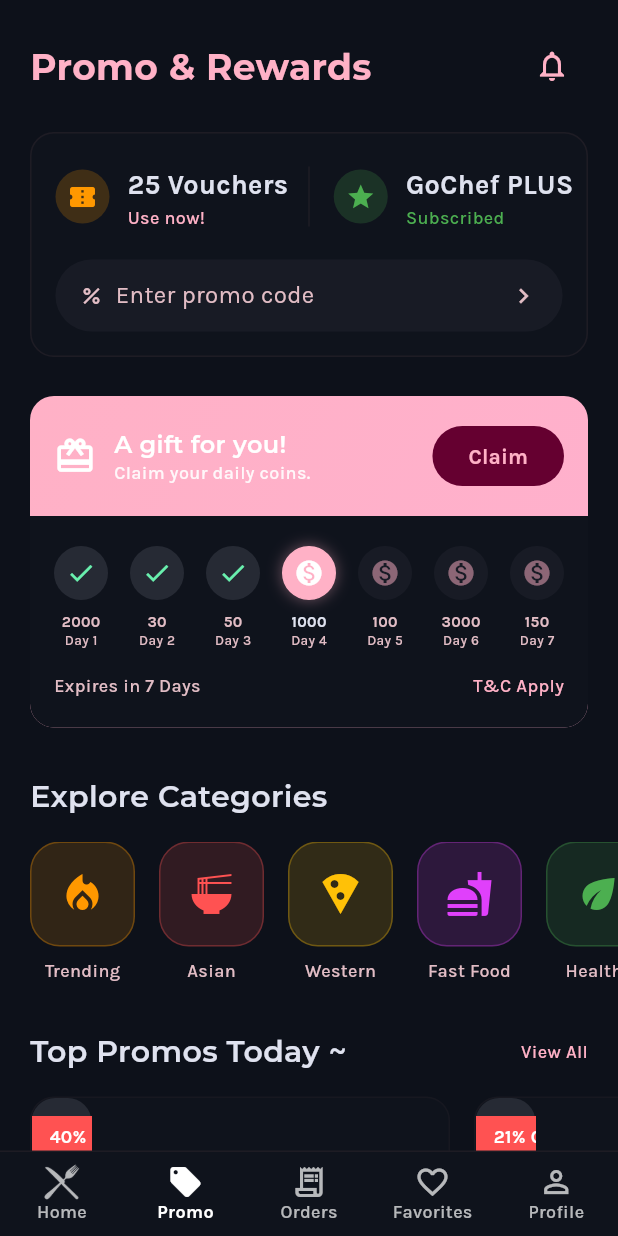
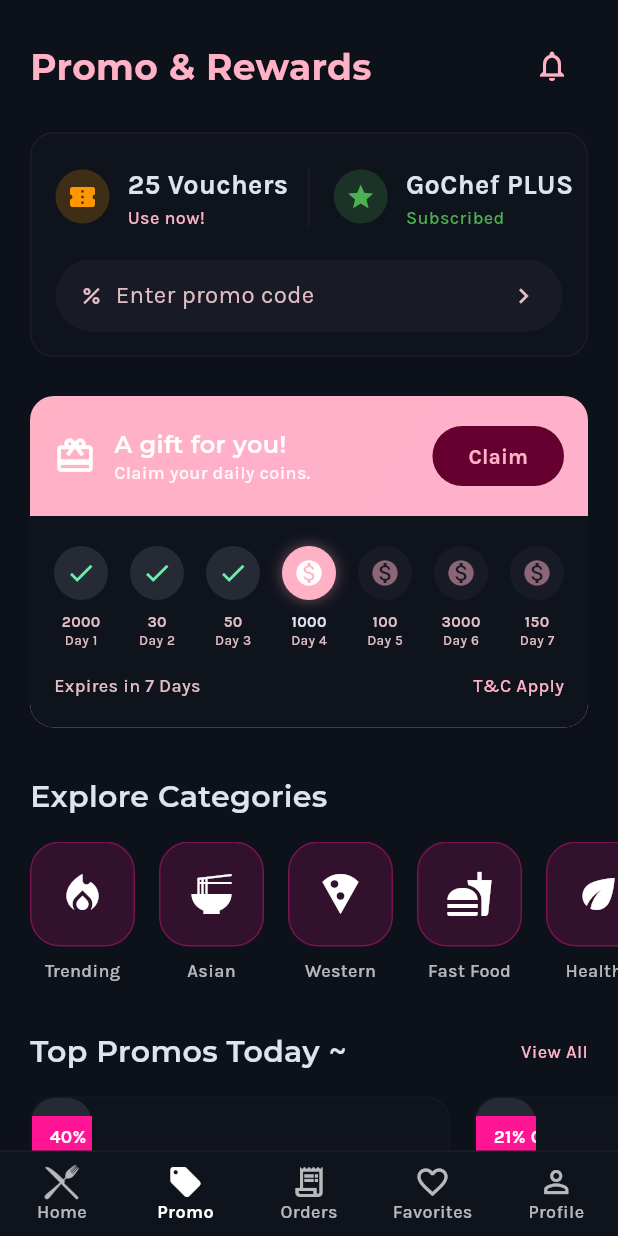
Before and after one commit to farrellfilbert/gochef, a Flutter app: the MainNavigation screen opened directly, item 2 of the bottom bar chosen, on a phone screen of 412 x 824 dp. Run offline on Flutter 3.47's test engine with Material 3 defaults, Android fonts, the phone set to English and light mode, and no system bars; our stand-ins replace flutter_map, google_fonts, google_sign_in, image_cropper, image_picker, latlong2 and 3 more; accounts and stored records are empty; network calls fail.

Commit message:
fix: update promo food icons and badges to white and fuchsia, sync images

```diff
--- a/lib/main.dart
+++ b/lib/main.dart
@@ -199,24 +199,12 @@
                   fit: BoxFit.contain,
                   color: Colors.white70,
                 ),
-                activeIcon: Container(
-                  padding: const EdgeInsets.all(2),
-                  decoration: BoxDecoration(
-                    shape: BoxShape.circle,
-                    boxShadow: [
-                      BoxShadow(
-                        color: Colors.white.withValues(alpha: 0.4),
-                        blurRadius: 8,
-                      )
-                    ],
-                  ),
-                  child: Image.asset(
-                    'assets/images/home_nav.png',
-                    width: 26,
-                    height: 26,
-                    fit: BoxFit.contain,
-                    color: Colors.white,
-                  ),
+                activeIcon: Image.asset(
+                  'assets/images/home_nav.png',
+                  width: 24,
+                  height: 24,
+                  fit: BoxFit.contain,
+                  color: Colors.white,
                 ),
                 label: 'Home',
               ),
--- a/lib/screens/search/search_screen.dart
+++ b/lib/screens/search/search_screen.dart
@@ -1308,17 +1308,17 @@
                         padding: const EdgeInsets.symmetric(horizontal: 20.0),
                         child: Row(
                           children: [
-                            _buildShortcutIcon(Icons.local_fire_department, 'Trending', Colors.orange),
+                            _buildShortcutIcon(Icons.local_fire_department, 'Trending'),
                             const SizedBox(width: 16),
-                            _buildShortcutIcon(Icons.ramen_dining, 'Asian', Colors.redAccent),
+                            _buildShortcutIcon(Icons.ramen_dining, 'Asian'),
                             const SizedBox(width: 16),
-                            _buildShortcutIcon(Icons.local_pizza, 'Western', Colors.amber),
+                            _buildShortcutIcon(Icons.local_pizza, 'Western'),
                             const SizedBox(width: 16),
-                            _buildShortcutIcon(Icons.fastfood, 'Fast Food', Colors.purpleAccent),
+                            _buildShortcutIcon(Icons.fastfood, 'Fast Food'),
                             const SizedBox(width: 16),
-                            _buildShortcutIcon(Icons.eco, 'Healthy', Colors.green),
+                            _buildShortcutIcon(Icons.eco, 'Healthy'),
                             const SizedBox(width: 16),
-                            _buildShortcutIcon(Icons.cake, 'Dessert', Colors.pinkAccent),
+                            _buildShortcutIcon(Icons.cake, 'Dessert'),
                           ],
                         ),
                       ),
@@ -1548,7 +1548,7 @@
   // ==========================================
   // HELPER WIDGETS
   // ==========================================
-  Widget _buildShortcutIcon(IconData icon, String label, Color color) {
+  Widget _buildShortcutIcon(IconData icon, String label) {
     return Material(
       color: Colors.transparent,
       child: InkWell(
@@ -1560,14 +1560,14 @@
               width: 70,
               height: 70,
               decoration: BoxDecoration(
-                color: color.withValues(alpha: 0.15),
+                color: AppColors.fuchsia.withValues(alpha: 0.15),
                 borderRadius: BorderRadius.circular(20),
-                border: Border.all(color: color.withValues(alpha: 0.3)),
-              ),
-              child: Icon(icon, color: color, size: 32),
+                border: Border.all(color: AppColors.fuchsia.withValues(alpha: 0.35)),
+              ),
+              child: Icon(icon, color: Colors.white, size: 32),
             ),
             const SizedBox(height: 8),
-            Text(label, style: AppTextStyles.labelSm(color: AppColors.onSurfaceVariant)),
+            Text(label, style: AppTextStyles.labelSm(color: Colors.white70)),
           ],
         ),
       ),
@@ -1626,7 +1626,7 @@
                     child: Container(
                       padding: const EdgeInsets.symmetric(horizontal: 12, vertical: 6),
                       decoration: const BoxDecoration(
-                        color: Colors.redAccent,
+                        color: AppColors.fuchsia,
                         borderRadius: BorderRadius.horizontal(right: Radius.circular(8)),
                       ),
                       child: Text(
@@ -1693,7 +1693,7 @@
                     child: Container(
                       padding: const EdgeInsets.symmetric(horizontal: 12, vertical: 6),
                       decoration: const BoxDecoration(
-                        color: Colors.redAccent,
+                        color: AppColors.fuchsia,
                         borderRadius: BorderRadius.horizontal(right: Radius.circular(8)),
                       ),
                       child: Text(
--- a/lib/widgets/custom_app_bar_title.dart
+++ b/lib/widgets/custom_app_bar_title.dart
@@ -140,14 +140,14 @@
               Text(_name, style: AppTextStyles.headlineLgMobile(color: Colors.white).copyWith(fontSize: 20)),
               Row(
                 children: [
-                  const Icon(Icons.location_on, size: 14, color: AppColors.fuchsia),
+                  const Icon(Icons.location_on, size: 14, color: Colors.white70),
                   const SizedBox(width: 4),
                   Text(
                     widget.subtitle.isNotEmpty ? widget.subtitle : location,
-                    style: AppTextStyles.labelSm(color: AppColors.fuchsia).copyWith(fontWeight: FontWeight.w600),
+                    style: AppTextStyles.labelSm(color: Colors.white).copyWith(fontWeight: FontWeight.w600),
                   ),
                   const SizedBox(width: 4),
-                  const Icon(Icons.keyboard_arrow_down, color: AppColors.fuchsia, size: 14),
+                  const Icon(Icons.keyboard_arrow_down, color: Colors.white70, size: 14),
                 ],
               ),
             ],
```
Also changed, not shown: 3 other files.
